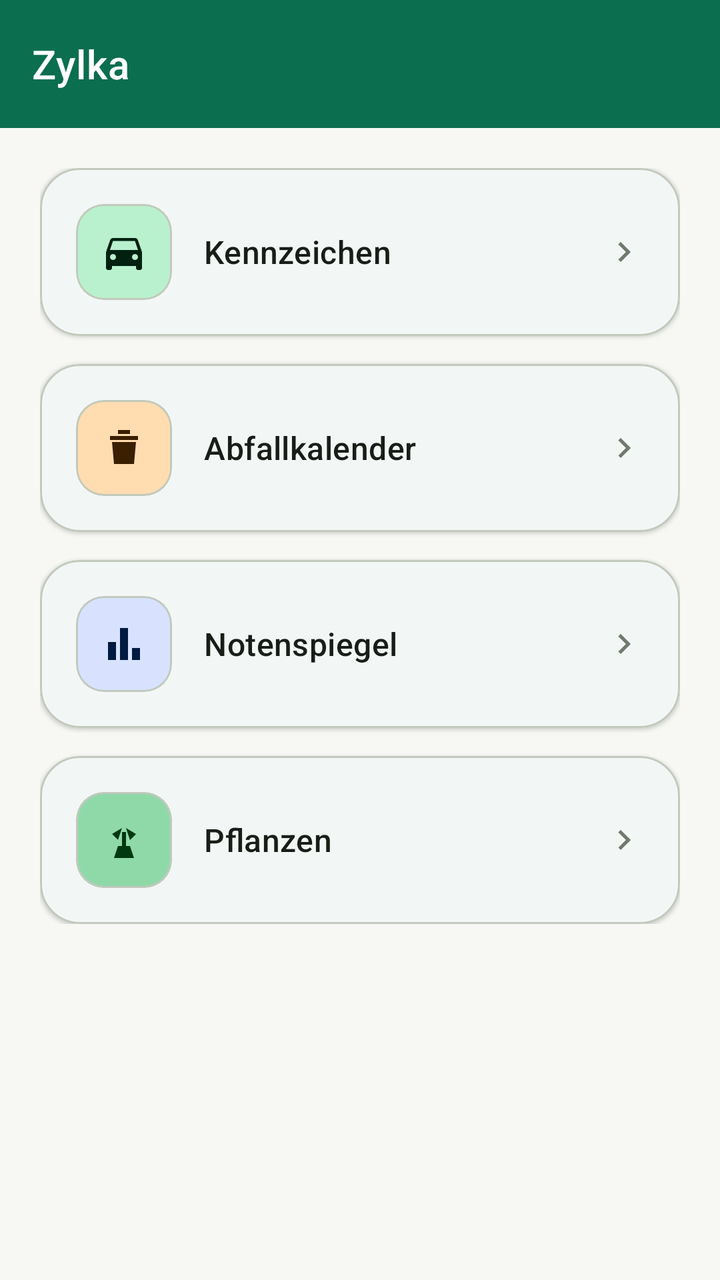
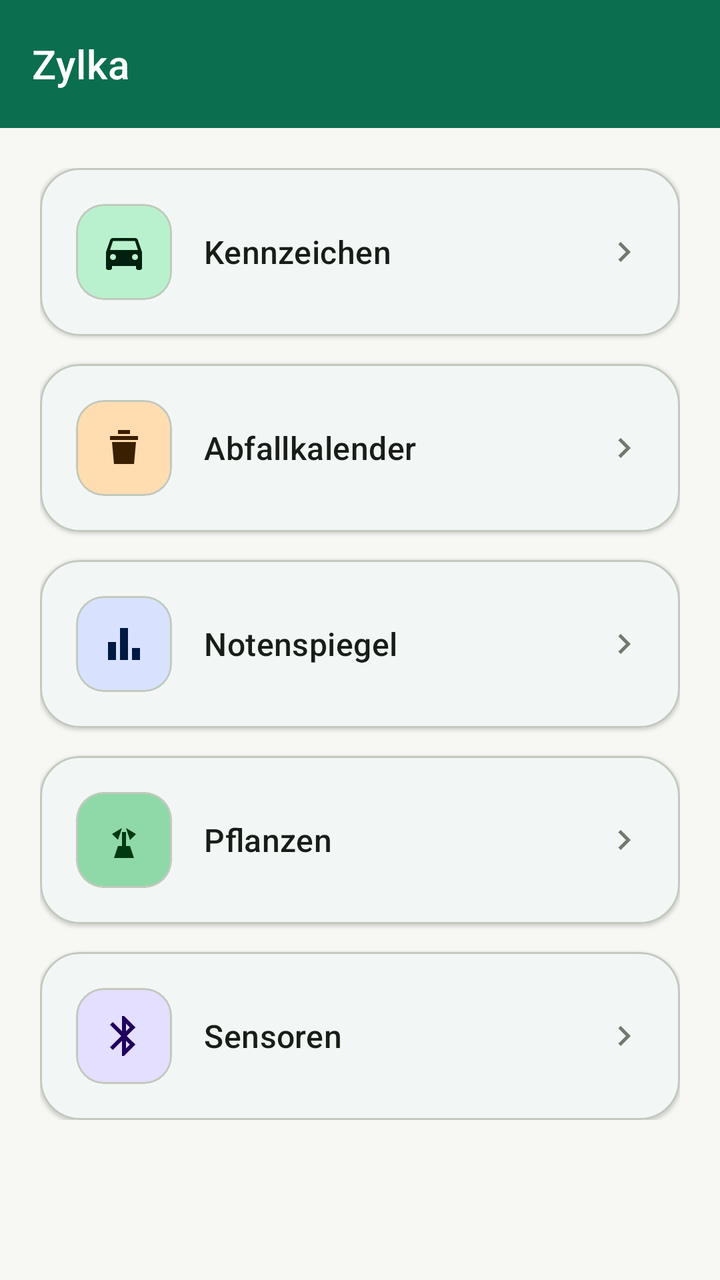

Two renders of the same Android screen: before a commit and after it. Below are the layout's source before the change and the commit's diff.
<!-- AndroidManifest.xml: application theme Theme.Zylka -->
<!-- res/layout/activity_main.xml -->
<?xml version="1.0" encoding="utf-8"?>
<LinearLayout xmlns:android="http://schemas.android.com/apk/res/android"
    xmlns:app="http://schemas.android.com/apk/res-auto"
    android:layout_width="match_parent"
    android:layout_height="match_parent"
    android:background="@color/brand_background"
    android:orientation="vertical">

    <com.google.android.material.appbar.MaterialToolbar
        android:id="@+id/toolbar"
        style="@style/Widget.Zylka.Toolbar"
        android:layout_width="match_parent"
        android:layout_height="wrap_content"
        android:minHeight="?attr/actionBarSize"
        android:elevation="2dp"
        app:title="@string/app_name" />

    <ScrollView
        android:layout_width="match_parent"
        android:layout_height="match_parent">

        <LinearLayout
            android:layout_width="match_parent"
            android:layout_height="wrap_content"
            android:orientation="vertical"
            android:padding="20dp">

            <com.google.android.material.card.MaterialCardView
                android:id="@+id/card_kennzeichen"
                style="@style/Widget.Zylka.Card"
                android:layout_width="match_parent"
                android:layout_height="wrap_content"
                android:clickable="true"
                android:focusable="true">

                <LinearLayout
                    android:layout_width="match_parent"
                    android:layout_height="wrap_content"
                    android:gravity="center_vertical"
                    android:orientation="horizontal"
                    android:padding="18dp">

                    <com.google.android.material.card.MaterialCardView
                        android:layout_width="48dp"
                        android:layout_height="48dp"
                        app:cardBackgroundColor="@color/brand_primary_container"
                        app:cardCornerRadius="14dp"
                        app:cardElevation="0dp">

                        <ImageView
                            android:layout_width="24dp"
                            android:layout_height="24dp"
                            android:layout_gravity="center"
                            android:contentDescription="@null"
                            android:src="@drawable/ic_directions_car"
                            app:tint="@color/brand_on_primary_container" />
                    </com.google.android.material.card.MaterialCardView>

                    <TextView
                        android:layout_width="0dp"
                        android:layout_height="wrap_content"
                        android:layout_marginStart="16dp"
                        android:layout_weight="1"
                        android:text="@string/feature_kennzeichen"
                        android:textAppearance="?attr/textAppearanceTitleMedium"
                        android:textColor="@color/brand_on_surface" />

                    <ImageView
                        android:layout_width="20dp"
                        android:layout_height="20dp"
                        android:contentDescription="@null"
                        android:src="@drawable/ic_chevron_right"
                        app:tint="@color/brand_outline" />
                </LinearLayout>
            </com.google.android.material.card.MaterialCardView>

            <com.google.android.material.card.MaterialCardView
                android:id="@+id/card_abfallkalender"
                style="@style/Widget.Zylka.Card"
                android:layout_width="match_parent"
                android:layout_height="wrap_content"
                android:layout_marginTop="14dp"
                android:clickable="true"
                android:focusable="true">

                <LinearLayout
                    android:layout_width="match_parent"
                    android:layout_height="wrap_content"
                    android:gravity="center_vertical"
                    android:orientation="horizontal"
                    android:padding="18dp">

                    <com.google.android.material.card.MaterialCardView
                        android:layout_width="48dp"
                        android:layout_height="48dp"
                        app:cardBackgroundColor="@color/brand_secondary_container"
                        app:cardCornerRadius="14dp"
                        app:cardElevation="0dp">

                        <ImageView
                            android:layout_width="24dp"
                            android:layout_height="24dp"
                            android:layout_gravity="center"
                            android:contentDescription="@null"
                            android:src="@drawable/ic_waste_bin"
                            app:tint="@color/brand_on_secondary_container" />
                    </com.google.android.material.card.MaterialCardView>

                    <TextView
                        android:layout_width="0dp"
                        android:layout_height="wrap_content"
                        android:layout_marginStart="16dp"
                        android:layout_weight="1"
                        android:text="@string/feature_abfallkalender"
                        android:textAppearance="?attr/textAppearanceTitleMedium"
                        android:textColor="@color/brand_on_surface" />

                    <ImageView
                        android:layout_width="20dp"
                        android:layout_height="20dp"
                        android:contentDescription="@null"
                        android:src="@drawable/ic_chevron_right"
                        app:tint="@color/brand_outline" />
                </LinearLayout>
            </com.google.android.material.card.MaterialCardView>

            <com.google.android.material.card.MaterialCardView
                android:id="@+id/card_notenspiegel"
                style="@style/Widget.Zylka.Card"
                android:layout_width="match_parent"
                android:layout_height="wrap_content"
                android:layout_marginTop="14dp"
                android:clickable="true"
                android:focusable="true">

                <LinearLayout
                    android:layout_width="match_parent"
                    android:layout_height="wrap_content"
                    android:gravity="center_vertical"
                    android:orientation="horizontal"
                    android:padding="18dp">

                    <com.google.android.material.card.MaterialCardView
                        android:layout_width="48dp"
                        android:layout_height="48dp"
                        app:cardBackgroundColor="@color/brand_tertiary_container"
                        app:cardCornerRadius="14dp"
                        app:cardElevation="0dp">

                        <ImageView
                            android:layout_width="24dp"
                            android:layout_height="24dp"
                            android:layout_gravity="center"
                            android:contentDescription="@null"
                            android:src="@drawable/ic_bar_chart"
                            app:tint="@color/brand_on_tertiary_container" />
                    </com.google.android.material.card.MaterialCardView>

                    <TextView
                        android:layout_width="0dp"
                        android:layout_height="wrap_content"
                        android:layout_marginStart="16dp"
                        android:layout_weight="1"
                        android:text="@string/feature_notenspiegel"
                        android:textAppearance="?attr/textAppearanceTitleMedium"
                        android:textColor="@color/brand_on_surface" />

                    <ImageView
                        android:layout_width="20dp"
                        android:layout_height="20dp"
                        android:contentDescription="@null"
                        android:src="@drawable/ic_chevron_right"
                        app:tint="@color/brand_outline" />
                </LinearLayout>
            </com.google.android.material.card.MaterialCardView>

            <com.google.android.material.card.MaterialCardView
                android:id="@+id/card_pflanzen"
                style="@style/Widget.Zylka.Card"
                android:layout_width="match_parent"
                android:layout_height="wrap_content"
                android:layout_marginTop="14dp"
                android:clickable="true"
                android:focusable="true">

                <LinearLayout
                    android:layout_width="match_parent"
                    android:layout_height="wrap_content"
                    android:gravity="center_vertical"
                    android:orientation="horizontal"
                    android:padding="18dp">

                    <com.google.android.material.card.MaterialCardView
                        android:layout_width="48dp"
                        android:layout_height="48dp"
                        app:cardBackgroundColor="@color/plant_container"
                        app:cardCornerRadius="14dp"
                        app:cardElevation="0dp">

                        <ImageView
                            android:layout_width="24dp"
                            android:layout_height="24dp"
                            android:layout_gravity="center"
                            android:contentDescription="@null"
                            android:src="@drawable/ic_plant"
                            app:tint="@color/plant_on_container" />
                    </com.google.android.material.card.MaterialCardView>

                    <TextView
                        android:layout_width="0dp"
                        android:layout_height="wrap_content"
                        android:layout_marginStart="16dp"
                        android:layout_weight="1"
                        android:text="@string/feature_pflanzen"
                        android:textAppearance="?attr/textAppearanceTitleMedium"
                        android:textColor="@color/brand_on_surface" />

                    <ImageView
                        android:layout_width="20dp"
                        android:layout_height="20dp"
                        android:contentDescription="@null"
                        android:src="@drawable/ic_chevron_right"
                        app:tint="@color/brand_outline" />
                </LinearLayout>
            </com.google.android.material.card.MaterialCardView>

        </LinearLayout>
    </ScrollView>
</LinearLayout>
<!-- resources referenced by this layout -->
<resources>
  <color name="brand_background">#F7F8F3</color>
  <color name="brand_on_primary_container">#00210F</color>
  <color name="brand_on_secondary_container">#3A1F00</color>
  <color name="brand_on_surface">#191D18</color>
  <color name="brand_on_tertiary_container">#001A41</color>
  <color name="brand_outline">#72796F</color>
  <color name="brand_primary_container">#B9F1CE</color>
  <color name="brand_secondary_container">#FFDDB0</color>
  <color name="brand_tertiary_container">#D8E2FF</color>
  <color name="plant_container">#8FD9A8</color>
  <color name="plant_on_container">#00390F</color>
  <!-- drawable ic_chevron_right (drawable) -->
  <vector xmlns:android="http://schemas.android.com/apk/res/android"
      android:width="24dp"
      android:height="24dp"
      android:viewportWidth="24"
      android:viewportHeight="24"
      android:tint="?attr/colorControlNormal">
      <path
          android:fillColor="#FF000000"
          android:pathData="M8.59,16.59L13.17,12 8.59,7.41 10,6l6,6 -6,6z" />
  </vector>
  <string name="app_name">Zylka</string>
  <string name="feature_abfallkalender">Abfallkalender</string>
  <string name="feature_kennzeichen">Kennzeichen</string>
  <string name="feature_notenspiegel">Notenspiegel</string>
  <string name="feature_pflanzen">Pflanzen</string>
  <style name="Widget.Zylka.Card" parent="Widget.MaterialComponents.CardView">
          <item name="cardCornerRadius">20dp</item>
          <item name="strokeColor">@color/brand_outline_variant</item>
          <item name="cardBackgroundColor">@color/brand_surface</item>
          <item name="rippleColor">@color/brand_primary_container</item>
      </style>
  <style name="Widget.Zylka.Toolbar" parent="Widget.MaterialComponents.Toolbar">
          <item name="android:background">@color/brand_primary</item>
          <item name="titleTextColor">@color/brand_on_primary</item>
          <item name="subtitleTextColor">@color/brand_on_primary</item>
          <item name="android:theme">@style/ThemeOverlay.Zylka.Toolbar</item>
      </style>
  <color name="brand_outline_variant">#C2C9BD</color>
  <color name="brand_surface">#FFFFFF</color>
  <color name="brand_primary">#0B6E4F</color>
  <color name="brand_on_primary">#FFFFFF</color>
  <style name="ThemeOverlay.Zylka.Toolbar" parent="">
          <item name="colorControlNormal">@color/brand_on_primary</item>
          <item name="colorOnSurface">@color/brand_on_primary</item>
          <item name="colorOnSurfaceVariant">@color/brand_on_primary</item>
          <item name="actionMenuTextColor">@color/brand_on_primary</item>
      </style>
  <color name="brand_secondary">#B26A00</color>
  <color name="brand_on_secondary">#FFFFFF</color>
  <color name="brand_tertiary">#3E5FA0</color>
  <color name="brand_on_tertiary">#FFFFFF</color>
  <color name="brand_on_background">#191D18</color>
  <color name="brand_surface_variant">#DEE5D9</color>
  <color name="brand_on_surface_variant">#424940</color>
  <color name="brand_error">#BA1A1A</color>
  <color name="brand_on_error">#FFFFFF</color>
  <color name="brand_error_container">#FFDAD6</color>
  <color name="brand_on_error_container">#410002</color>
  <!-- unchanged entries left out for length: 5 -->
</resources>

<!-- the commit's change to res/layout/activity_main.xml (unified diff, before → after) -->
@@ -224,6 +224,56 @@
                 </LinearLayout>
             </com.google.android.material.card.MaterialCardView>
 
+            <com.google.android.material.card.MaterialCardView
+                android:id="@+id/card_sensors"
+                style="@style/Widget.Zylka.Card"
+                android:layout_width="match_parent"
+                android:layout_height="wrap_content"
+                android:layout_marginTop="14dp"
+                android:clickable="true"
+                android:focusable="true">
+
+                <LinearLayout
+                    android:layout_width="match_parent"
+                    android:layout_height="wrap_content"
+                    android:gravity="center_vertical"
+                    android:orientation="horizontal"
+                    android:padding="18dp">
+
+                    <com.google.android.material.card.MaterialCardView
+                        android:layout_width="48dp"
+                        android:layout_height="48dp"
+                        app:cardBackgroundColor="@color/sensor_container"
+                        app:cardCornerRadius="14dp"
+                        app:cardElevation="0dp">
+
+                        <ImageView
+                            android:layout_width="24dp"
+                            android:layout_height="24dp"
+                            android:layout_gravity="center"
+                            android:contentDescription="@null"
+                            android:src="@drawable/ic_bluetooth"
+                            app:tint="@color/sensor_on_container" />
+                    </com.google.android.material.card.MaterialCardView>
+
+                    <TextView
+                        android:layout_width="0dp"
+                        android:layout_height="wrap_content"
+                        android:layout_marginStart="16dp"
+                        android:layout_weight="1"
+                        android:text="@string/sensors_title"
+                        android:textAppearance="?attr/textAppearanceTitleMedium"
+                        android:textColor="@color/brand_on_surface" />
+
+                    <ImageView
+                        android:layout_width="20dp"
+                        android:layout_height="20dp"
+                        android:contentDescription="@null"
+                        android:src="@drawable/ic_chevron_right"
+                        app:tint="@color/brand_outline" />
+                </LinearLayout>
+            </com.google.android.material.card.MaterialCardView>
+
         </LinearLayout>
     </ScrollView>
 </LinearLayout>
<!-- resource entries referenced after the edit -->
@@ -11,6 +11,19 @@
   <color name="brand_tertiary_container">#D8E2FF</color>
   <color name="plant_container">#8FD9A8</color>
   <color name="plant_on_container">#00390F</color>
+  <color name="sensor_container">#E4DEFF</color>
+  <color name="sensor_on_container">#20005C</color>
+  <!-- drawable ic_bluetooth (drawable) -->
+  <vector xmlns:android="http://schemas.android.com/apk/res/android"
+      android:width="24dp"
+      android:height="24dp"
+      android:viewportWidth="24"
+      android:viewportHeight="24"
+      android:tint="?attr/colorControlNormal">
+      <path
+          android:fillColor="#FF000000"
+          android:pathData="M17.71,7.71L12,2h-1v7.59L6.41,5L5,6.41L10.59,12L5,17.59L6.41,19L11,14.41V22h1l5.71,-5.71l-4.3,-4.29L17.71,7.71z M13,5.83l1.88,1.88L13,9.59V5.83z M14.88,16.29L13,18.17v-3.76L14.88,16.29z" />
+  </vector>
   <!-- drawable ic_chevron_right (drawable) -->
   <vector xmlns:android="http://schemas.android.com/apk/res/android"
       android:width="24dp"
@@ -27,6 +40,7 @@
   <string name="feature_kennzeichen">Kennzeichen</string>
   <string name="feature_notenspiegel">Notenspiegel</string>
   <string name="feature_pflanzen">Pflanzen</string>
+  <string name="sensors_title">Sensoren</string>
   <style name="Widget.Zylka.Card" parent="Widget.MaterialComponents.CardView">
           <item name="cardCornerRadius">20dp</item>
           <item name="strokeColor">@color/brand_outline_variant</item>
